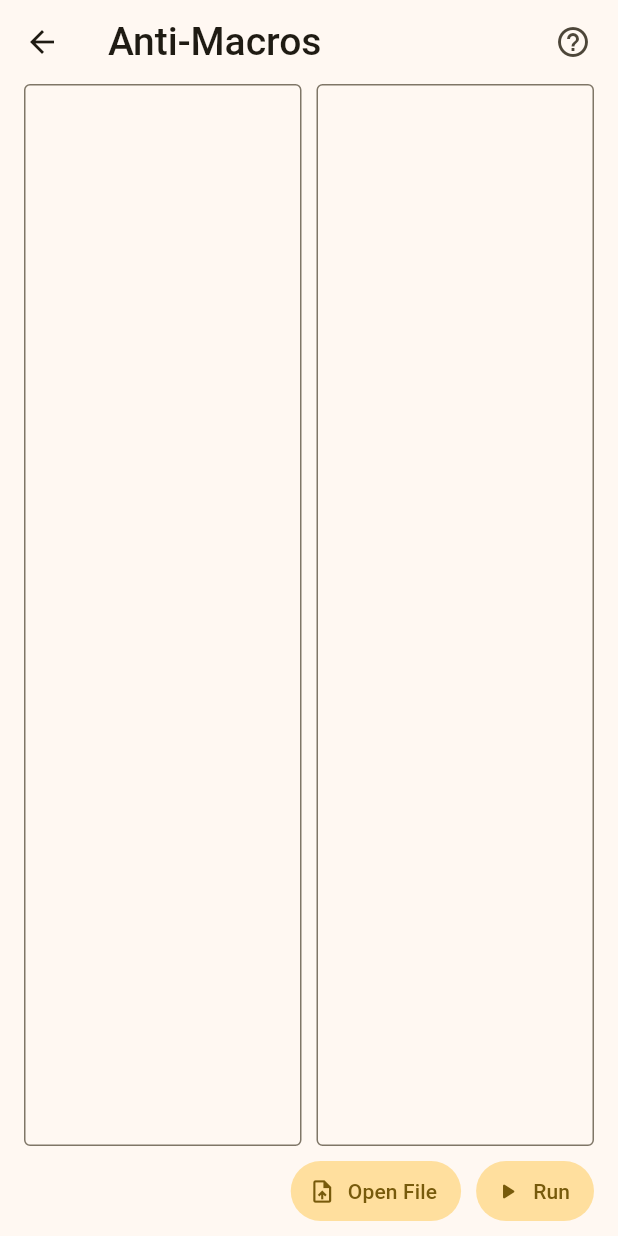
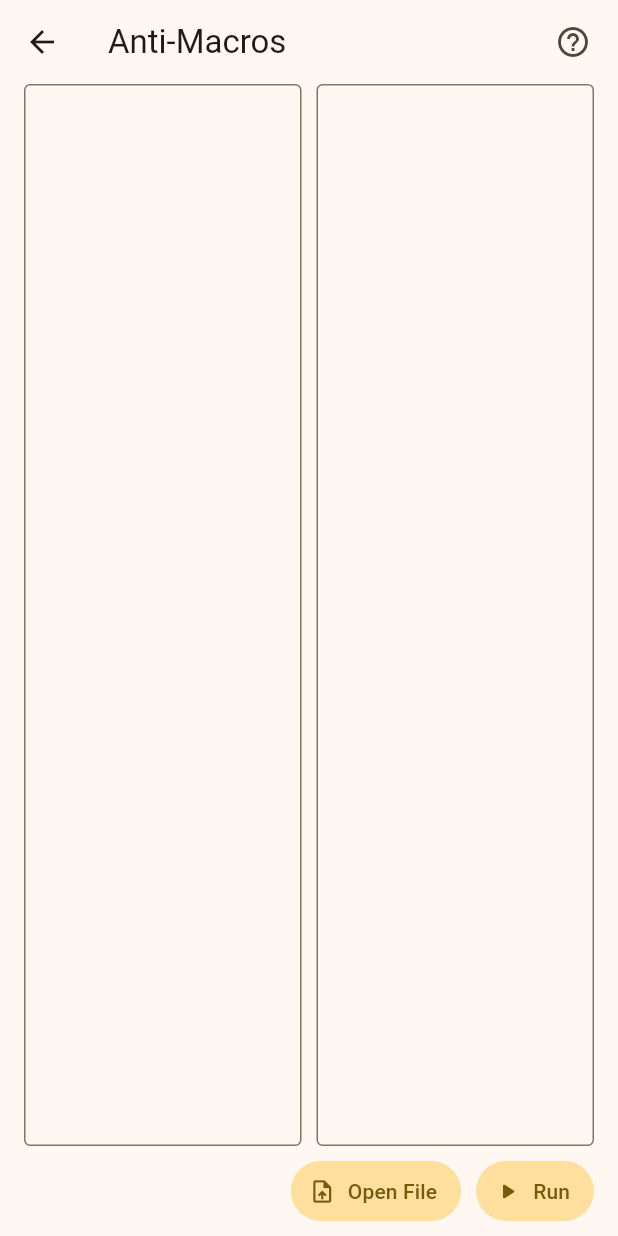
Before and after one commit to YuiHrsw/CF-Partner, a Flutter app: the AntiMacros screen opened directly, on a phone screen of 412 x 824 dp. Run offline on Flutter 3.47's test engine with Material 3 defaults, Android fonts, the phone set to English and light mode, and no system bars; our stand-ins replace dio; missing offline and left inert: process_run; network calls fail; statements that could not run were skipped.

Commit message:
edit title text style

```diff
--- a/lib/pages/toolbox/anti_macros.dart
+++ b/lib/pages/toolbox/anti_macros.dart
@@ -21,7 +21,6 @@ class AntiMacrosState extends State<AntiMacros> {
       appBar: AppBar(
         title: const Text(
           'Anti-Macros',
-          style: TextStyle(fontWeight: FontWeight.w500, fontSize: 26),
         ),
         actions: [
           IconButton(
```
